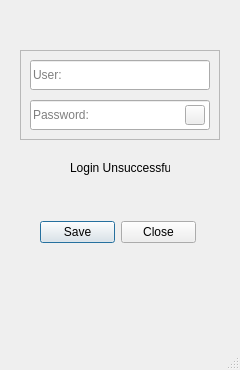
Before: the Qt Designer form src/gui/interface.ui in Wimers/scrobbler, drawn with Qt 5.
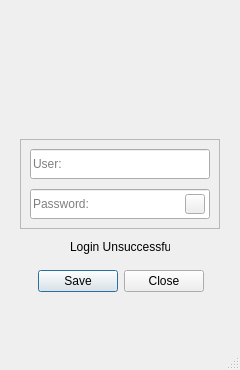
After: the same form once the commit is applied.

Commit message: Added logo to login page.

```diff
--- a/src/gui/interface.ui
+++ b/src/gui/interface.ui
@@ -18,9 +18,9 @@
     <property name="geometry">
      <rect>
       <x>0</x>
-      <y>20</y>
+      <y>19</y>
       <width>240</width>
-      <height>360</height>
+      <height>361</height>
      </rect>
     </property>
     <property name="frameShape">
@@ -36,21 +36,33 @@
      <widget class="QDialogButtonBox" name="SubmitLoginData">
       <property name="geometry">
        <rect>
-        <x>40</x>
-        <y>200</y>
-        <width>156</width>
+        <x>0</x>
+        <y>250</y>
+        <width>241</width>
         <height>24</height>
        </rect>
       </property>
+      <property name="sizePolicy">
+       <sizepolicy hsizetype="Ignored" vsizetype="Fixed">
+        <horstretch>0</horstretch>
+        <verstretch>0</verstretch>
+       </sizepolicy>
+      </property>
+      <property name="layoutDirection">
+       <enum>Qt::LayoutDirection::LeftToRight</enum>
+      </property>
       <property name="standardButtons">
        <set>QDialogButtonBox::StandardButton::Close|QDialogButtonBox::StandardButton::Save</set>
       </property>
+      <property name="centerButtons">
+       <bool>true</bool>
+      </property>
      </widget>
      <widget class="QFrame" name="LoginFrame">
       <property name="geometry">
        <rect>
         <x>20</x>
-        <y>30</y>
+        <y>120</y>
         <width>200</width>
         <height>90</height>
        </rect>
@@ -116,7 +128,7 @@
       <property name="geometry">
        <rect>
         <x>70</x>
-        <y>140</y>
+        <y>220</y>
         <width>100</width>
         <height>16</height>
        </rect>
@@ -125,6 +137,19 @@
        <string>Login Unsuccessful</string>
       </property>
      </widget>
+     <widget class="QLabel" name="image">
+      <property name="geometry">
+       <rect>
+        <x>20</x>
+        <y>30</y>
+        <width>200</width>
+        <height>50</height>
+       </rect>
+      </property>
+      <property name="text">
+       <string/>
+      </property>
+     </widget>
     </widget>
     <widget class="QWidget" name="FunctionPage">
      <widget class="QFrame" name="FunctionsFrame">
```
Left out of the diff: 4 changed lines with no effect on the pictures. The commit also changes 2 other files.
